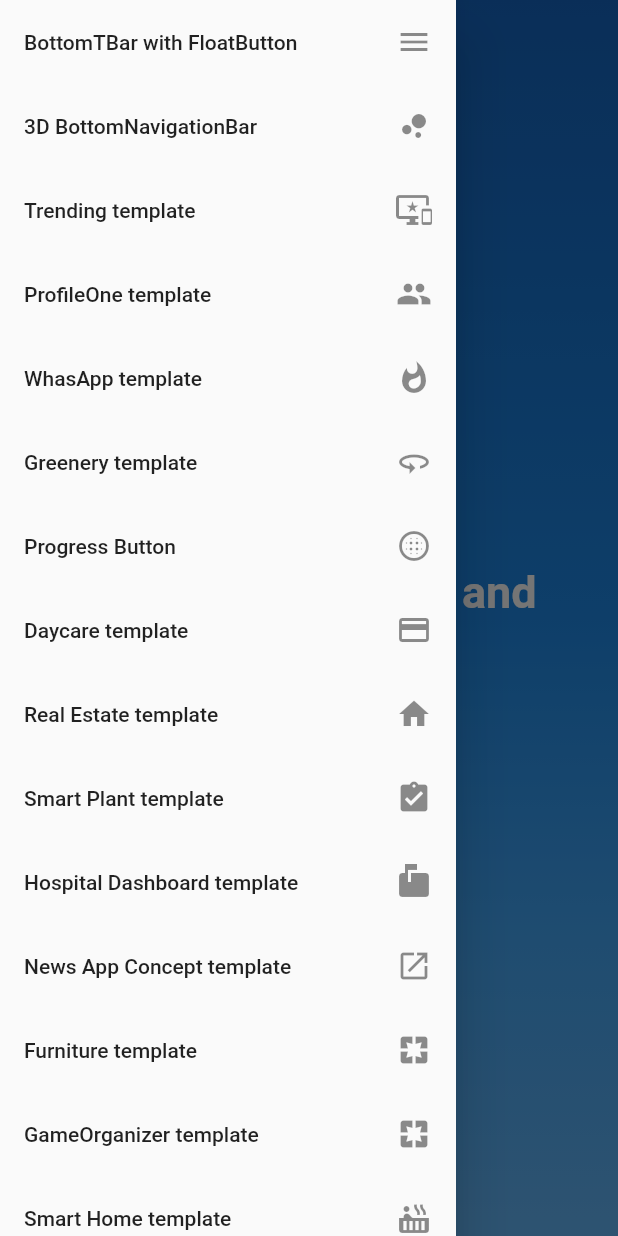
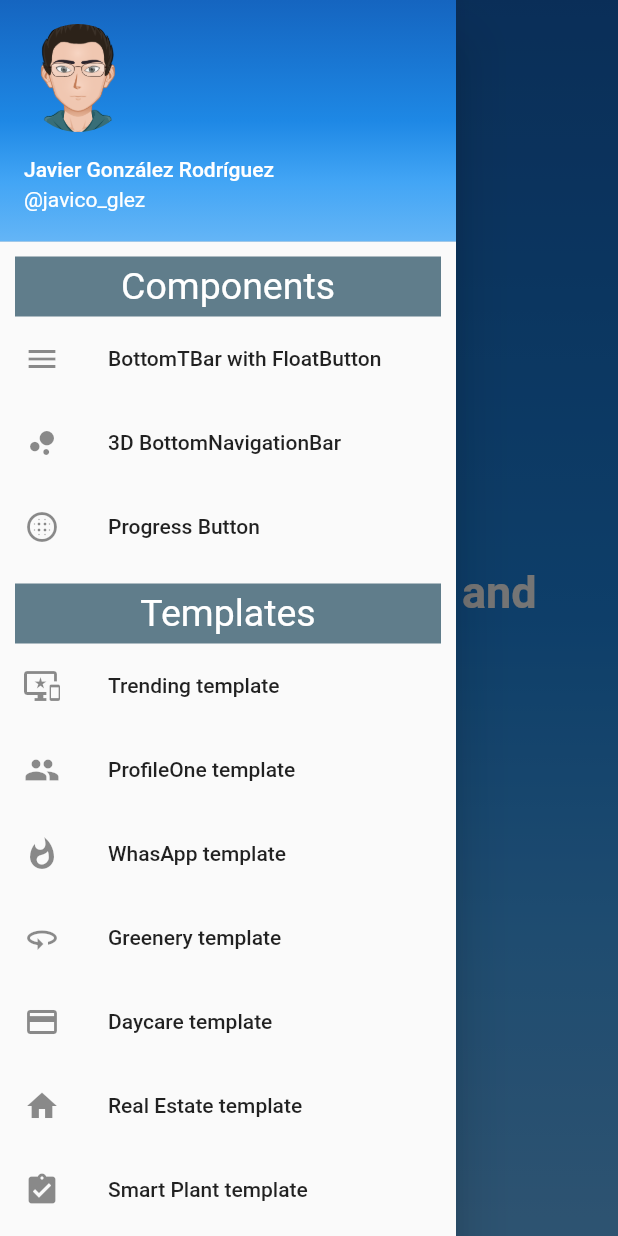
Before and after one commit to adaptive-beaver/Flutter-demo, a Flutter app: the screen it shows after launch, with the side drawer open, on a phone screen of 412 x 824 dp. Run offline on Flutter 3.47's test engine with Material 2 defaults, Android fonts, the phone set to English and light mode, and no system bars; our stand-ins replace camera, dio, path_drawing, shared_preferences; project files that could hold a hidden picture were left out.

Commit message:
chore: add firebase config, refactor sidemenu

```diff
--- a/lib/data/sidemenu.dart
+++ b/lib/data/sidemenu.dart
@@ -1,33 +1,97 @@
 import 'package:flutter/material.dart';
-
-class MenuModel {
-  IconData icon;
-  String title;
-  String route;
-  bool isRoot;
-
-  MenuModel([this.title, this.icon, this.route, this.isRoot = false]);
-}
+import 'package:playground_flutter/models/menu_item.model.dart';
 
 List<MenuModel> menu = [
   new MenuModel(
-      'BottomTBar with FloatButton', Icons.menu, '/BottomBarWithFloatButton'),
-  new MenuModel('3D BottomNavigationBar', Icons.bubble_chart,
-      '/ThreeDimenssionBottomNavigationBar'),
-  new MenuModel('Trending template', Icons.important_devices, '/Trending'),
-  new MenuModel('ProfileOne template', Icons.group, '/ProfileOne'),
-  new MenuModel('WhasApp template', Icons.whatshot, '/WhatsApp'),
-  new MenuModel('Greenery template', Icons.threesixty, '/Greenery'),
-  new MenuModel('Progress Button', Icons.blur_circular, '/ProgressButton'),
-  new MenuModel('Daycare template', Icons.credit_card, '/Daycare'),
-  new MenuModel('Real Estate template', Icons.home, '/RealEstate'),
+    title: 'BottomTBar with FloatButton',
+    icon: Icons.menu,
+    route: '/BottomBarWithFloatButton',
+    type: MenuItemType.COMPONENT,
+  ),
   new MenuModel(
-      'Smart Plant template', Icons.assignment_turned_in, '/SmartPlant'),
-  new MenuModel('Hospital Dashboard template', Icons.markunread_mailbox,
-      '/HospitalDashboard'),
+    title: '3D BottomNavigationBar',
+    icon: Icons.bubble_chart,
+    route: '/ThreeDimtitle:enssionBottomNavigationBar',
+    type: MenuItemType.COMPONENT,
+  ),
   new MenuModel(
-      'News App Concept template', Icons.open_in_new, '/NewsAppConcept'),
-  new MenuModel('Furniture template', Icons.pages, '/Furniture', true),
-  new MenuModel('GameOrganizer template', Icons.pages, '/GameOrganizer', true),
-  new MenuModel('Smart Home template', Icons.hot_tub, '/SmartHome'),
+    title: 'Trending template',
+    icon: Icons.important_devices,
+    route: '/Trending',
+    type: MenuItemType.TEMPLATE,
+  ),
+  new MenuModel(
+    title: 'ProfileOne template',
+    icon: Icons.group,
+    route: '/ProfileOne',
+    type: MenuItemType.TEMPLATE,
+  ),
+  new MenuModel(
+    title: 'WhasApp template',
+    icon: Icons.whatshot,
+    route: '/WhatsApp',
+    type: MenuItemType.TEMPLATE,
+  ),
+  new MenuModel(
+    title: 'Greenery template',
+    icon: Icons.threesixty,
+    route: '/Greenery',
+    type: MenuItemType.TEMPLATE,
+  ),
+  new MenuModel(
+    title: 'Progress Button',
+    icon: Icons.blur_circular,
+    route: '/ProgressButton',
+    type: MenuItemType.COMPONENT,
+  ),
+  new MenuModel(
+    title: 'Daycare template',
+    icon: Icons.credit_card,
+    route: '/Daycare',
+    type: MenuItemType.TEMPLATE,
+  ),
+  new MenuModel(
+    title: 'Real Estate template',
+    icon: Icons.home,
+    route: '/RealEstate',
+    type: MenuItemType.TEMPLATE,
+  ),
+  new MenuModel(
+    title: 'Smart Plant template',
+    icon: Icons.assignment_turned_in,
+    route: '/SmartPlant',
+    type: MenuItemType.TEMPLATE,
+  ),
+  new MenuModel(
+    title: 'Hospital Dashboard template',
+    icon: Icons.markunread_mailbox,
+    route: '/HospitalDashboard',
+    type: MenuItemType.TEMPLATE,
+  ),
+  new MenuModel(
+    title: 'News App Concept template',
+    icon: Icons.open_in_new,
+    route: '/NewsAppConcept',
+    type: MenuItemType.TEMPLATE,
+  ),
+  new MenuModel(
+    title: 'Furniture template',
+    icon: Icons.pages,
+    route: '/Furniture',
+    type: MenuItemType.TEMPLATE,
+    isRoot: true,
+  ),
+  new MenuModel(
+    title: 'GameOrganizer template',
+    icon: Icons.pages,
+    route: '/GameOrganizer',
+    type: MenuItemType.TEMPLATE,
+    isRoot: true,
+  ),
+  new MenuModel(
+    title: 'Smart Home template',
+    icon: Icons.hot_tub,
+    type: MenuItemType.TEMPLATE,
+    route: '/SmartHome',
+  ),
 ];
--- a/lib/home.dart
+++ b/lib/home.dart
@@ -1,25 +1,58 @@
+import 'package:collection/collection.dart';
 import 'package:flutter/material.dart';
 import 'package:playground_flutter/data/sidemenu.dart';
+import 'package:playground_flutter/models/menu_item.model.dart';
 
 class MyHomePage extends StatelessWidget {
   @override
   Widget build(BuildContext context) {
+    Map<String, List<MenuModel>> items =
+        groupBy<MenuModel, String>(menu, (MenuModel m) => m.type.toString());
+
     return Scaffold(
       drawer: new Drawer(
-        child: new ListView.builder(
-          itemCount: menu.length,
-          itemBuilder: (BuildContext context, int index) => new ListTile(
-                title: new Text(menu[index].title),
-                trailing: new Icon(menu[index].icon),
-                onTap: () {
-                  Navigator.pop(context);
-                  if (menu[index].isRoot) {
-                    Navigator.pushReplacementNamed(context, menu[index].route);
-                  } else {
-                    Navigator.pushNamed(context, menu[index].route);
-                  }
-                },
+        child: new ListView(
+          padding: const EdgeInsets.only(top: 0),
+          children: <Widget>[
+            UserAccountsDrawerHeader(
+              accountEmail: Text('@javico_glez'),
+              accountName: Text("Javier González Rodríguez"),
+              currentAccountPicture: CircleAvatar(
+                backgroundImage: ExactAssetImage("assets/images/myAvatar.png"),
+                backgroundColor: Colors.transparent,
               ),
+              margin: const EdgeInsets.only(bottom: 0),
+              decoration: BoxDecoration(
+                gradient: LinearGradient(
+                  begin: Alignment.topCenter,
+                  end: Alignment.bottomCenter,
+                  colors: [
+                    // Colors are easy thanks to Flutter's Colors class.
+                    Colors.blue[800],
+                    Colors.blue[700],
+                    Colors.blue[600],
+                    Colors.blue[400],
+                    Colors.blue[300],
+                  ],
+                ),
+              ),
+            ),
+            ..._buildSection(
+              context: context,
+              items: items[MenuItemType.COMPONENT.toString()] ?? [],
+              type: "Components",
+            ),
+            ..._buildSection(
+              context: context,
+              items: items[MenuItemType.TEMPLATE.toString()] ?? [],
+              type: "Templates",
+            ),
+            ..._buildSection(
+              context: context,
+              items: items[MenuItemType.CODE.toString()] ?? [],
+              type: "CodeExample",
+            ),
+          ],
         ),
       ),
       body: Container(
@@ -66,8 +99,51 @@
               Colors.blue[400],
               Colors.blue[300],
             ],
-        )),
+          ),
+        ),
       ),
     );
   }
+
+  List<Widget> _buildSection(
+      {BuildContext context, String type, List<MenuModel> items}) {
+    return [
+      Padding(
+        padding: const EdgeInsets.only(
+          top: 10,
+          left: 10,
+          right: 10,
+        ),
+        child: Container(
+          height: 40,
+          color: Colors.blueGrey,
+          alignment: Alignment.center,
+          child: Text(
+            type,
+            textAlign: TextAlign.center,
+            style: TextStyle(
+              color: Colors.white,
+              fontSize: 25,
+            ),
+          ),
+        ),
+      ),
+      ...items.map((item) => _buildItem(item, context))
+    ];
   }
+
+  Widget _buildItem(MenuModel item, context) {
+    return new ListTile(
+      title: new Text(item.title),
+      leading: new Icon(item.icon),
+      onTap: () {
+        Navigator.pop(context);
+        if (item.isRoot) {
+          Navigator.pushReplacementNamed(context, item.route);
+        } else {
+          Navigator.pushNamed(context, item.route);
+        }
+      },
+    );
+  }
+}
--- /dev/null
+++ b/lib/models/menu_item.model.dart
@@ -0,0 +1,19 @@
+import 'package:flutter/material.dart';
+
+enum MenuItemType { TEMPLATE, COMPONENT, CODE }
+
+class MenuModel {
+  IconData icon;
+  String title;
+  String route;
+  bool isRoot;
+  MenuItemType type;
+
+  MenuModel({
+    this.title,
+    this.icon,
+    this.route,
+    this.isRoot = false,
+    this.type = MenuItemType.TEMPLATE,
+  });
+}
--- a/pubspec.yaml
+++ b/pubspec.yaml
@@ -23,6 +23,8 @@
   shared_preferences: ^0.5.1+2
   dio: ^1.0.13
   path_drawing: ^0.4.0
+  firebase_auth:
+  cloud_firestore:
 
 dev_dependencies:
   flutter_test:
```
Also changed, not shown: assets/images/myAvatar.png (added), 4 other files. Lines whose indentation alone changed are shown as unchanged.
